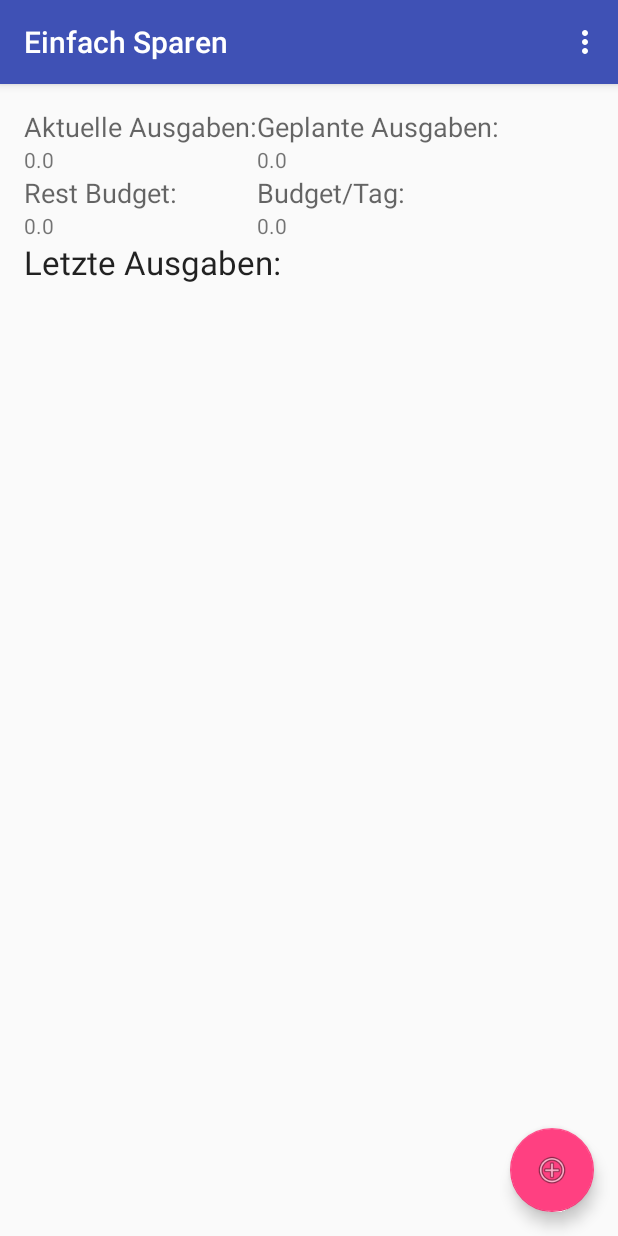
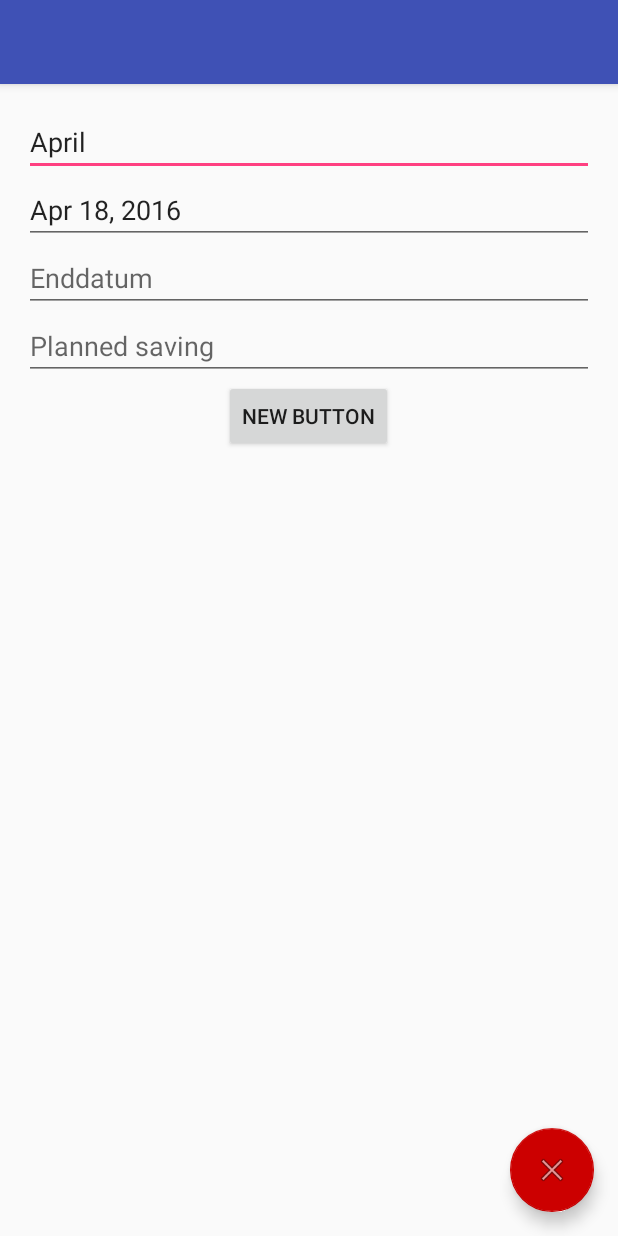
Before and after one commit to MartinLepsy/EinfachSparen, an Android app: the screen it shows after launch (DashboardActivity before the commit, CreatePeriodActivity after it), in the options menu, after a tap on "Neue Periode anlegen", on a phone screen of 412 x 824 dp. Run offline under Robolectric (Android 15) with nearby library versions, the phone set to English and light mode, and no system bars.

Commit message:
Database, period creation and UI improvements

```diff
--- a/app/src/main/java/martinigt/einfachsparen/CreatePeriodActivity.java
+++ b/app/src/main/java/martinigt/einfachsparen/CreatePeriodActivity.java
@@ -1,11 +1,9 @@
 package martinigt.einfachsparen;
 
+import android.support.design.widget.FloatingActionButton;
 import android.support.v4.app.DialogFragment;
 import android.support.v7.app.AppCompatActivity;
 import android.os.Bundle;
-import android.support.v7.widget.ThemedSpinnerAdapter;
-import android.support.v7.widget.Toolbar;
-import android.util.Log;
 import android.view.View;
 import android.widget.Button;
 import android.widget.DatePicker;
@@ -33,6 +31,8 @@ public class CreatePeriodActivity extends AppCompatActivity {
 
     private EditText plannedSavingInput;
 
+    private FloatingActionButton saveButton;
+
     private DatabaseHelper dbHelper;
 
     @Override
@@ -40,17 +40,35 @@ public class CreatePeriodActivity extends AppCompatActivity {
         super.onCreate(savedInstanceState);
         setContentView(R.layout.activity_create_period);
 
-        Toolbar toolbar = (Toolbar) findViewById(R.id.createPeriodToolbar);
-        setSupportActionBar(toolbar);
-
-        getReferenceToInputWidgets();
+        getReferenceToWidgets();
 
         addPickers();
 
+        bindListeners();
+
+        dbHelper = new DatabaseHelper(this.getApplicationContext());
+
+        prefillWidgets();
+    }
+
+    private void bindListeners() {
         Button savePeriodButton = (Button) findViewById(R.id.periodSaveButton);
         savePeriodButton.setOnClickListener(new View.OnClickListener() {
             @Override
             public void onClick(View view) {
+                savePeriod();
+            }
+        });
+
+        saveButton.setOnClickListener(new View.OnClickListener() {
+            @Override
+            public void onClick(View view) {
+                savePeriod();
+            }
+        });
+    }
+
+    private void savePeriod() {
         Period newPeriod = new Period();
         Double plannedSaving = Double.parseDouble(plannedSavingInput.getText().toString());
         newPeriod.setPlannedSaving(plannedSaving);
@@ -68,25 +86,20 @@ public class CreatePeriodActivity extends AppCompatActivity {
             e.printStackTrace();
         }
     }
-        });
-
-        dbHelper = new DatabaseHelper(this.getApplicationContext());
-
-        prefillWidgets();
-    }
 
     private void preparePeriodAndSave(Period periodToSave) {
         PeriodWizard wizz = new PeriodWizard(periodToSave, dbHelper);
         wizz.assignDefaultIncomeAndExpenses();
         wizz.savePeriod();
-
+        finish();
     }
 
-    private void getReferenceToInputWidgets() {
+    private void getReferenceToWidgets() {
         periodNameInput = (EditText) findViewById(R.id.periodNameInput);
         periodStartInput = (EditText) findViewById(R.id.periodStartInput);
         periodEndInput = (EditText) findViewById(R.id.periodEndInput);
         plannedSavingInput = (EditText) findViewById(R.id.periodPlannedSavingInput);
+        saveButton = (FloatingActionButton) findViewById(R.id.newPeriodSaveButton);
     }
 
     private void addPickers() {
@@ -139,6 +152,7 @@ public class CreatePeriodActivity extends AppCompatActivity {
             plannedSavingInput.setText(""+mostRecentPeriod.getPlannedSaving());
         }
         periodNameInput.setText(Helper.getMonthForDate(new Date()));
-        periodStartInput.setText(new Date().toString());
+        DateFormat df = DateFormat.getDateInstance();
+        periodStartInput.setText(df.format(new Date().getTime()));
     }
 }
--- a/app/src/main/java/martinigt/einfachsparen/DashboardActivity.java
+++ b/app/src/main/java/martinigt/einfachsparen/DashboardActivity.java
@@ -1,5 +1,6 @@
 package martinigt.einfachsparen;
 
+import android.content.Intent;
 import android.os.Bundle;
 import android.support.design.widget.FloatingActionButton;
 import android.support.design.widget.Snackbar;
@@ -39,6 +40,12 @@ public class DashboardActivity extends AppCompatActivity {
         Toolbar toolbar = (Toolbar) findViewById(R.id.toolbar);
         setSupportActionBar(toolbar);
 
+        bindListeners();
+
+        findReferencesToDisplayControls();
+    }
+
+    private void bindListeners() {
         FloatingActionButton fab = (FloatingActionButton) findViewById(R.id.addExpenseButton);
         fab.setOnClickListener(new View.OnClickListener() {
             @Override
@@ -47,13 +54,29 @@ public class DashboardActivity extends AppCompatActivity {
                         .setAction("Action", null).show();
             }
         });
+    }
 
-        findReferencesToDisplayControls();
+    @Override
+    public boolean onOptionsItemSelected(MenuItem item) {
+        // Handle item selection
+        switch (item.getItemId()) {
+            case R.id.action_newPeriod:
+                Intent goToCreateNewPeriod = new Intent(getApplicationContext(),
+                        CreatePeriodActivity.class);
+                startActivity(goToCreateNewPeriod);
+                return true;
+            case R.id.action_settings:
+                //showHelp();
+                return true;
+            case R.id.action_manageIncome:
 
-        dbHelper = new DatabaseHelper(this.getApplicationContext());
-        dashboard = new Dashboard();
+                return true;
+            case R.id.action_manageExpenses:
 
-        loadCurrentPeriodOrShowNotAvailableDialog();
+                return true;
+            default:
+                return super.onOptionsItemSelected(item);
+        }
     }
 
     private void loadCurrentPeriodOrShowNotAvailableDialog() {
@@ -100,7 +123,10 @@ public class DashboardActivity extends AppCompatActivity {
     @Override
     public void onResume() {
         super.onResume();
+        dbHelper = new DatabaseHelper(this.getApplicationContext());
+        dashboard = new Dashboard();
 
+        loadCurrentPeriodOrShowNotAvailableDialog();
 
     }
 
@@ -111,18 +137,4 @@ public class DashboardActivity extends AppCompatActivity {
         return true;
     }
 
-    @Override
-    public boolean onOptionsItemSelected(MenuItem item) {
-        // Handle action bar item clicks here. The action bar will
-        // automatically handle clicks on the Home/Up button, so long
-        // as you specify a parent activity in AndroidManifest.xml.
-        int id = item.getItemId();
-
-        //noinspection SimplifiableIfStatement
-        if (id == R.id.action_settings) {
-            return true;
-        }
-
-        return super.onOptionsItemSelected(item);
-    }
 }
--- a/app/src/main/java/martinigt/einfachsparen/data/DatabaseHelper.java
+++ b/app/src/main/java/martinigt/einfachsparen/data/DatabaseHelper.java
@@ -10,7 +10,7 @@ import android.database.sqlite.SQLiteOpenHelper;
 public class DatabaseHelper extends SQLiteOpenHelper {
 
     public static final String DATABASE_NAME = "EinfachSparen.db";
-    private static final int DATABASE_VERSION = 1;
+    private static final int DATABASE_VERSION = 13;
 
     public DatabaseHelper(Context context) {
         super(context, DATABASE_NAME, null, DATABASE_VERSION);
@@ -18,14 +18,27 @@ public class DatabaseHelper extends SQLiteOpenHelper {
 
     @Override
     public void onCreate(SQLiteDatabase sqLiteDatabase) {
-        sqLiteDatabase.execSQL(IncomeDbHelper.EINNAHMEN_SCHEMA_CREATE);
-        sqLiteDatabase.execSQL(ExpenseDbHelper.EXPENSE_SCHEMA_CREATE);
-        sqLiteDatabase.execSQL(PeriodDbHelper.PERIODEN_SCHEMA_CREATE);
+        createDatabaseFromScratch(sqLiteDatabase);
     }
 
     @Override
-    public void onUpgrade(SQLiteDatabase sqLiteDatabase, int i, int i1) {
+    public void onUpgrade(SQLiteDatabase sqLiteDatabase, int oldVersion, int newVersion) {
+        //if (newVersion > oldVersion) {
+            deleteOldDatabase(sqLiteDatabase);
+            createDatabaseFromScratch(sqLiteDatabase);
+        //}
+    }
 
+    private void deleteOldDatabase(SQLiteDatabase sqlLiteDatabase) {
+        sqlLiteDatabase.execSQL(ExpenseDbHelper.EXPENSE_DROP_TABLE);
+        sqlLiteDatabase.execSQL(IncomeDbHelper.INCOME_DROP_TABLE);
+        sqlLiteDatabase.execSQL(PeriodDbHelper.PERIOD_DROP_TABLE);
+    }
+
+    private void createDatabaseFromScratch(SQLiteDatabase sqlLiteDatabase) {
+        sqlLiteDatabase.execSQL(IncomeDbHelper.EINNAHMEN_SCHEMA_CREATE);
+        sqlLiteDatabase.execSQL(ExpenseDbHelper.EXPENSE_SCHEMA_CREATE);
+        sqlLiteDatabase.execSQL(PeriodDbHelper.PERIODEN_SCHEMA_CREATE);
     }
 
 }
--- a/app/src/main/java/martinigt/einfachsparen/data/ExpenseDbHelper.java
+++ b/app/src/main/java/martinigt/einfachsparen/data/ExpenseDbHelper.java
@@ -29,6 +29,8 @@ public class ExpenseDbHelper {
             "PRIMARY KEY, " + EXPENSE_PERIOD_ID + " INTEGER, " + EXPENSE_IS_STANDARD +" INTEGER, " +
             EXPENSE_NAME + " TEXT, " + EXPENSE_VALUE + " REAL, " + EXPENSE_TAG + " TEXT, " +
             EXPENSE_DATE + " INTEGER)";
+
+    public static final String EXPENSE_DROP_TABLE = "DROP TABLE IF EXISTS " + EXPENSE_TABLE_NAME;
 
     public static final String EXPENSE_GET_ALL_DEFAULT = "SELECT * FROM " + EXPENSE_TABLE_NAME + " WHERE " +
             EXPENSE_IS_STANDARD + " >= 1";
--- a/app/src/main/java/martinigt/einfachsparen/data/IncomeDbHelper.java
+++ b/app/src/main/java/martinigt/einfachsparen/data/IncomeDbHelper.java
@@ -29,6 +29,8 @@ public class IncomeDbHelper {
             "PRIMARY KEY, " + INCOME_PERIOD_ID + " INTEGER, " + INCOME_IS_STANDARD +" INTEGER, " +
             INCOME_NAME + " TEXT, " + INCOME_VALUE + " real, "+ INCOME_TAG + " TEXT, " +
             INCOME_DATE + " INTEGER)";
+
+    public static final String INCOME_DROP_TABLE = "DROP TABLE IF EXISTS " + INCOME_TABLE_NAME;
 
     public static final String INCOME_GET_ALL_DEFAULT = "SELECT * FROM " + INCOME_TABLE_NAME + " WHERE " +
             INCOME_IS_STANDARD + " >= 1";
--- a/app/src/main/java/martinigt/einfachsparen/data/PeriodDbHelper.java
+++ b/app/src/main/java/martinigt/einfachsparen/data/PeriodDbHelper.java
@@ -24,6 +24,10 @@ public class PeriodDbHelper {
     public static final String PERIODEN_SCHEMA_CREATE = "CREATE TABLE " + PERIOD_TABLE_NAME + " (" + PERIOD_ID +" INTEGER " +
             "PRIMARY KEY, " + PERIOD_START + " INTEGER, " + PERIOD_END + " INTEGER, " + PERIOD_NAME + " TEXT, " +
             PERIOD_PLANNED_SAVING + " REAL)";
+
+    public static final String PERIOD_DROP_TABLE = "DROP TABLE IF EXISTS " + PERIOD_TABLE_NAME;
+
+    private static final String PERIOD_DELETE_TABLE = "DELETE FROM " + PERIOD_TABLE_NAME;
 
     private static final String GET_MOST_RECENT_PERIOD_QUERY = "SELECT * FROM " + PERIOD_TABLE_NAME +
             " ORDER BY " + PERIOD_ID + " DESC LIMIT 1";
@@ -63,6 +67,11 @@ public class PeriodDbHelper {
         return result;
     }
 
+    public void cleanTable() {
+        SQLiteDatabase db = dbHelper.getWritableDatabase();
+        db.execSQL(PERIOD_DELETE_TABLE);
+    }
+
     public Period getCurrentPeriod() {
         return getPeriodForDate(new Date());
     }
--- a/app/src/main/java/martinigt/einfachsparen/model/PeriodWizard.java
+++ b/app/src/main/java/martinigt/einfachsparen/model/PeriodWizard.java
@@ -55,6 +55,7 @@ public class PeriodWizard {
     }
 
     public void savePeriod() {
+        periodDbHelper.cleanTable(); //TODO: DEBUG ONLY
         periodDbHelper.savePeriod(periodToPrepare);
     }
 
--- a/app/src/main/res/layout/activity_create_period.xml
+++ b/app/src/main/res/layout/activity_create_period.xml
@@ -17,11 +17,20 @@
             android:layout_width="match_parent"
             android:layout_height="?attr/actionBarSize"
             android:background="?attr/colorPrimary"
-            app:popupTheme="@style/AppTheme.PopupOverlay" />
+            app:popupTheme="@style/AppTheme.NoActionBar" />
 
     </android.support.design.widget.AppBarLayout>
 
     <include layout="@layout/content_create_period" />
 
+        <android.support.design.widget.FloatingActionButton
+            android:id="@+id/newPeriodSaveButton"
+            android:layout_width="wrap_content"
+            android:layout_height="wrap_content"
+            android:layout_gravity="bottom|end"
+            android:layout_margin="@dimen/fab_margin"
+            app:backgroundTint="@color/colorCannotSave"
+            android:src="@android:drawable/ic_menu_close_clear_cancel" />
+
 
 </android.support.design.widget.CoordinatorLayout>
--- a/app/src/main/res/menu/menu_dashboard.xml
+++ b/app/src/main/res/menu/menu_dashboard.xml
@@ -2,16 +2,36 @@
     xmlns:app="http://schemas.android.com/apk/res-auto"
     xmlns:tools="http://schemas.android.com/tools"
     tools:context="martinigt.einfachsparen.DashboardActivity">
+
+    <group>
         <item
             android:id="@+id/action_newPeriod"
             android:orderInCategory="100"
             android:title="@string/action_createNewPeriod"
             app:showAsAction="never"
             />
+    </group>
+    <group>
+        <item
+            android:id="@+id/action_manageIncome"
+            android:orderInCategory="100"
+            android:title="@string/action_manageIncome"
+            app:showAsAction="never"
+            />
+        <item
+            android:id="@+id/action_manageExpenses"
+            android:orderInCategory="100"
+            android:title="@string/action_manageExpenses"
+            app:showAsAction="never"
+            />
+    </group>
+    <group>
         <item
             android:id="@+id/action_settings"
             android:orderInCategory="100"
             android:title="@string/action_settings"
             app:showAsAction="never" />
+    </group>
+
 
 </menu>
--- a/app/src/main/res/values/colors.xml
+++ b/app/src/main/res/values/colors.xml
@@ -3,4 +3,5 @@
     <color name="colorPrimary">#3F51B5</color>
     <color name="colorPrimaryDark">#303F9F</color>
     <color name="colorAccent">#FF4081</color>
+    <color name="colorCannotSave">#cc0000</color>
 </resources>
--- a/app/src/main/res/values/strings.xml
+++ b/app/src/main/res/values/strings.xml
@@ -2,6 +2,10 @@
     <string name="app_name">Einfach Sparen</string>
     <string name="action_settings">Einstellungen</string>
     <string name="action_createNewPeriod">Neue Periode anlegen</string>
+    <string name="action_manageIncome">Einnahmen verwalten</string>
+    <string name="action_manageExpenses">Ausgaben verwalten</string>
+    <string name="action_manageStandardIncome">Standardeinnahmen verwalten</string>
+    <string name="action_manageStandardExpenses">Standardausgaben verwalten</string>
 
     <string name="hello_blank_fragment">Hello blank fragment</string>
     <string name="title_activity_income_overview">IncomeOverviewActivity</string>
```
Lines whose indentation alone changed are shown as unchanged.
